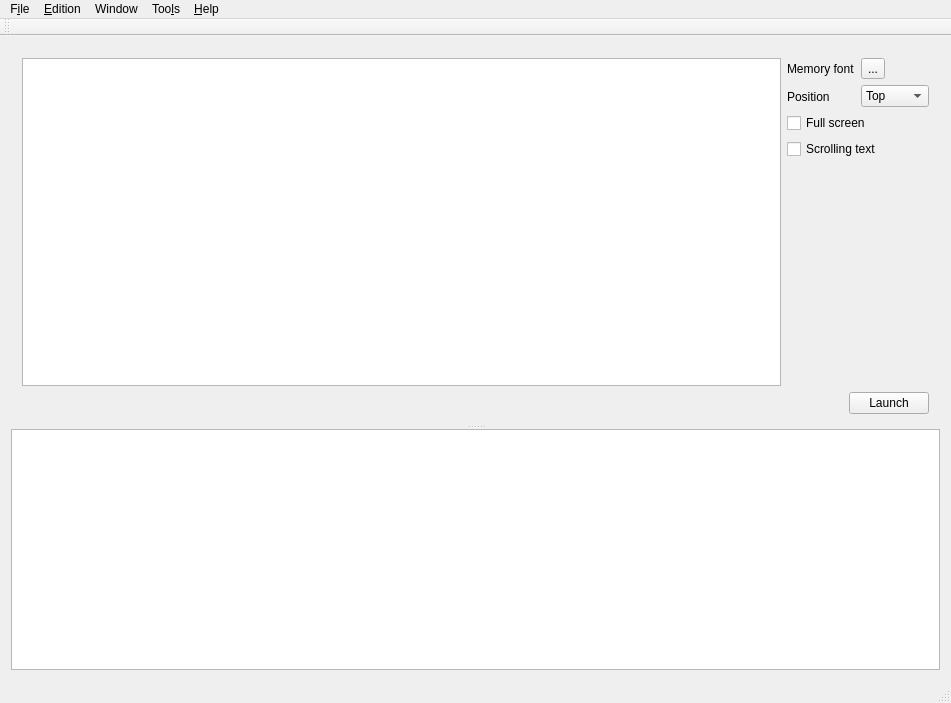
jpcima/chordv, file chordv/src/mainwindow.ui: the form before one commit.
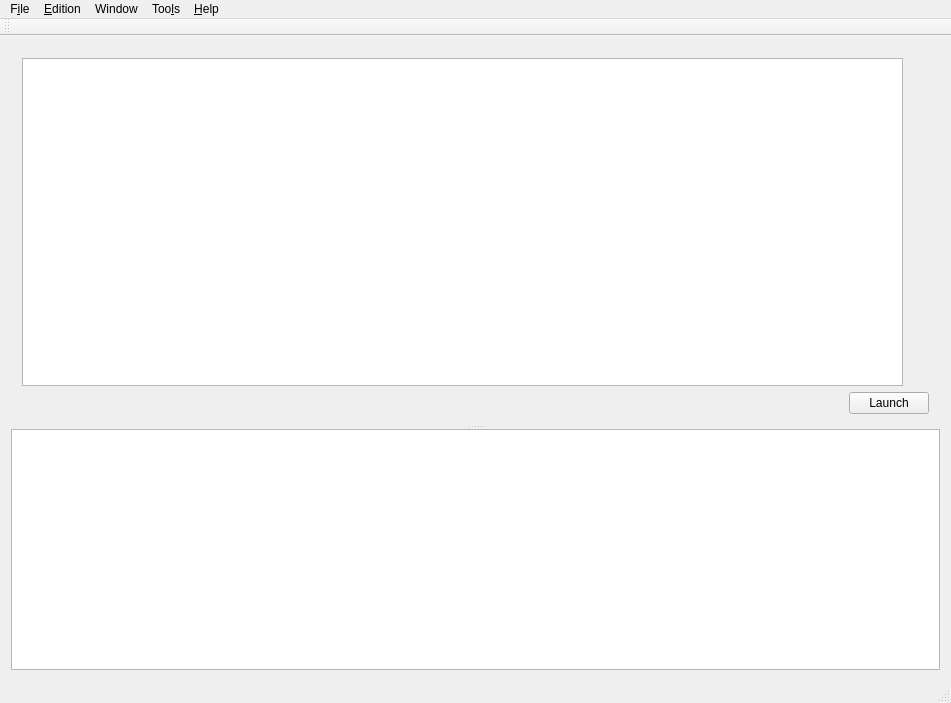
The form after the commit. Icons and pictures are not drawn. Custom widgets are drawn as their Qt base class.

Commit message: Class MemmoryConfig to save and init property in configuration and in memorymode

The edit to the form file:
```diff
--- a/chordv/src/mainwindow.ui
+++ b/chordv/src/mainwindow.ui
@@ -278,70 +278,7 @@
                <item>
                 <layout class="QVBoxLayout" name="verticalLayout_10">
                  <item>
-                  <layout class="QHBoxLayout" name="horizontalLayout_3">
-                   <item>
-                    <layout class="QVBoxLayout" name="verticalLayout_9">
-                     <item>
-                      <widget class="QLabel" name="labelFontMemory">
-                       <property name="text">
-                        <string>Memory font</string>
-                       </property>
-                      </widget>
-                     </item>
-                     <item>
-                      <widget class="QLabel" name="labelPositionMemory">
-                       <property name="text">
-                        <string>Position</string>
-                       </property>
-                      </widget>
-                     </item>
-                    </layout>
-                   </item>
-                   <item>
-                    <layout class="QVBoxLayout" name="verticalLayout_7">
-                     <item>
-                      <widget class="FontButton" name="toolButtonFontMemory">
-                       <property name="text">
-                        <string>...</string>
-                       </property>
-                      </widget>
-                     </item>
-                     <item>
-                      <widget class="QComboBox" name="comboBoxPositionMemory">
-                       <item>
-                        <property name="text">
-                         <string>Top</string>
-                        </property>
-                       </item>
-                       <item>
-                        <property name="text">
-                         <string>Middle</string>
-                        </property>
-                       </item>
-                       <item>
-                        <property name="text">
-                         <string>Bottom</string>
-                        </property>
-                       </item>
-                      </widget>
-                     </item>
-                    </layout>
-                   </item>
-                  </layout>
-                 </item>
-                 <item>
-                  <widget class="QCheckBox" name="checkBoxFullScreenMemory">
-                   <property name="text">
-                    <string>Full screen</string>
-                   </property>
-                  </widget>
-                 </item>
-                 <item>
-                  <widget class="QCheckBox" name="checkBoxScrollingTextMemory">
-                   <property name="text">
-                    <string>Scrolling text</string>
-                   </property>
-                  </widget>
+                  <widget class="FormMemoryInfo" name="widgetMemory" native="true"/>
                  </item>
                 </layout>
                </item>
@@ -884,9 +821,10 @@
    <container>1</container>
   </customwidget>
   <customwidget>
-   <class>FontButton</class>
-   <extends>QToolButton</extends>
-   <header>fontbutton.h</header>
+   <class>FormMemoryInfo</class>
+   <extends>QWidget</extends>
+   <header>formmemoryinfo.h</header>
+   <container>1</container>
   </customwidget>
  </customwidgets>
  <resources>
```
The commit also changes 7 other files.
